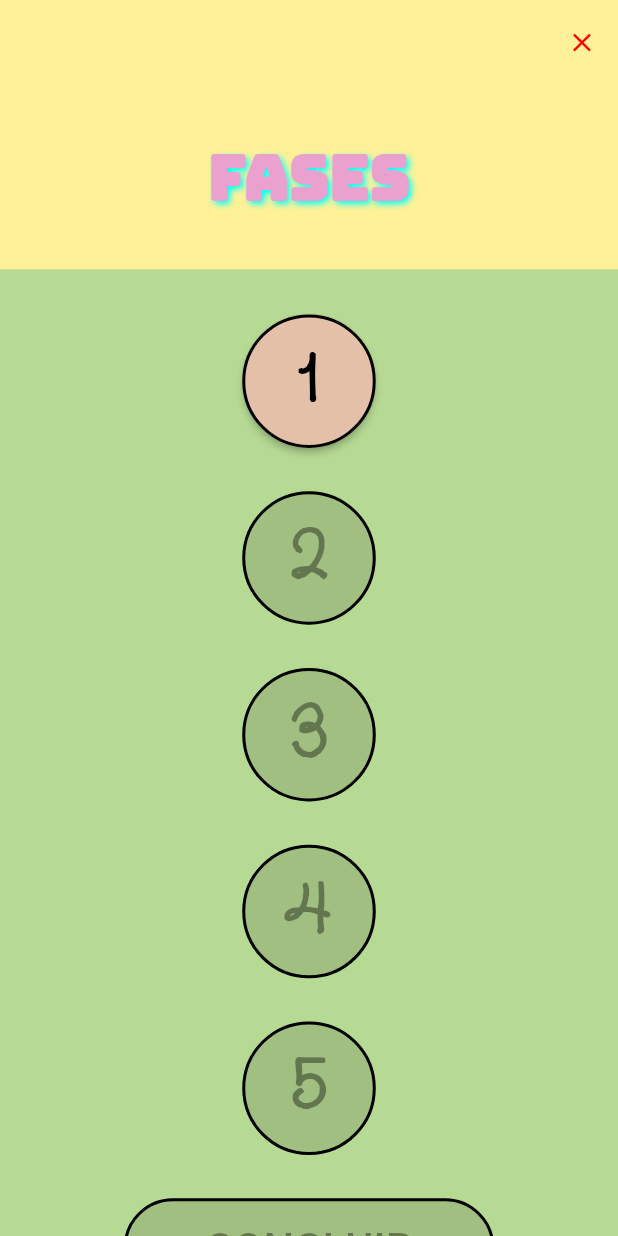
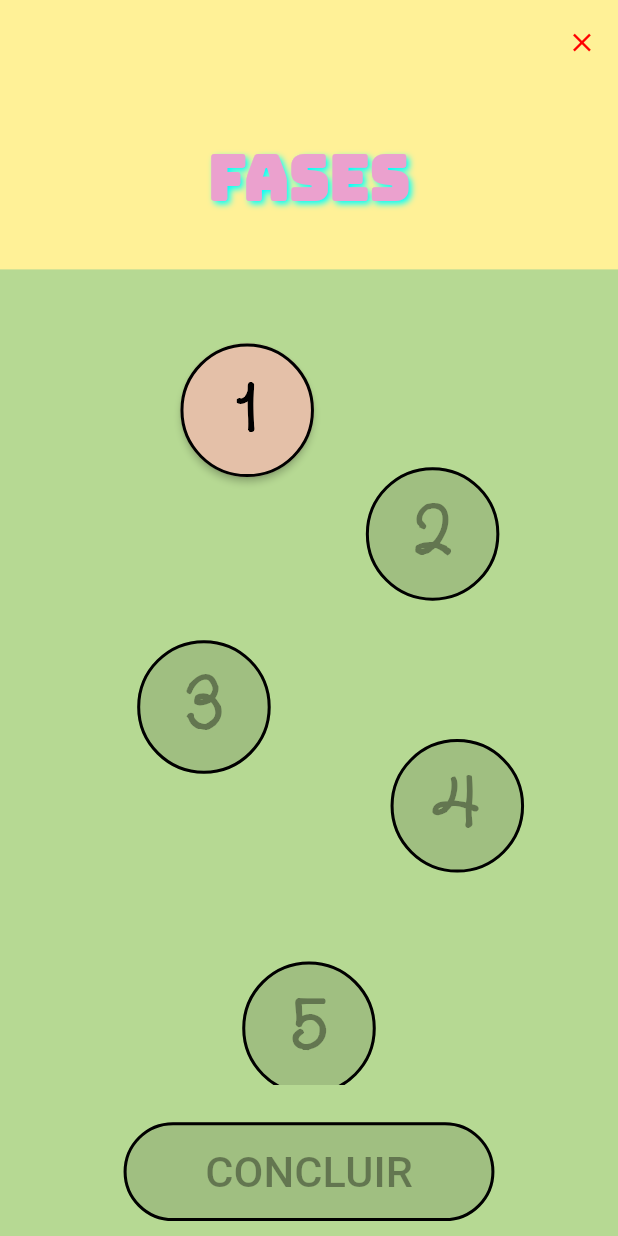
Before and after one commit to anegrizotti/math_color, a Flutter app: the LevelsScreen screen opened directly, on a phone screen of 412 x 824 dp. Run offline on Flutter 3.47's test engine with Material 2 defaults, Android fonts, the light colour scheme and no system bars; our stand-ins replace just_audio, sqflite; missing offline and left inert: floodfill_image, panara_dialogs; accounts and stored records are empty.

Commit message:
botões dispostos como no protótipo

```diff
--- a/lib/pages/levels_screen.dart
+++ b/lib/pages/levels_screen.dart
@@ -125,15 +125,41 @@ class LevelsScreen extends StatelessWidget {
               ],
             ),
           ),
-          SizedBox(height: 30),
-          // Cria botões de nível dinamicamente
-          for (int i = 1; i <= 5; i++)
-            Column(
+          SizedBox(height: screenHeight * 0.01),
+          // Cria botões de nível de forma personalizada
+          Container(
+            height: screenHeight * 0.65,
+            child: Stack(
+              alignment: Alignment.center,
               children: [
-                buildLevelButton(i),
-                SizedBox(height: screenHeight * 0.035),
+                Positioned(
+                  top: screenHeight * 0.05,
+                  left: screenWidth * 0.25,
+                  child: buildLevelButton(1),
+                ),
+                Positioned(
+                  top: screenHeight * 0.15,
+                  right: screenWidth * 0.15,
+                  child: buildLevelButton(2),
+                ),
+                Positioned(
+                  top: screenHeight * 0.29,
+                  left: screenWidth * 0.18,
+                  child: buildLevelButton(3),
+                ),
+                Positioned(
+                  top: screenHeight * 0.37,
+                  left: screenWidth * 0.59,
+                  child: buildLevelButton(4),
+                ),
+                Positioned(
+                  top: screenHeight * 0.55,
+                  child: buildLevelButton(5),
+                ),
               ],
             ),
+          ),
+          SizedBox(height: screenHeight * 0.03),
           ElevatedButton(
             onPressed: currentLevel == 6
                 ? () {
```
